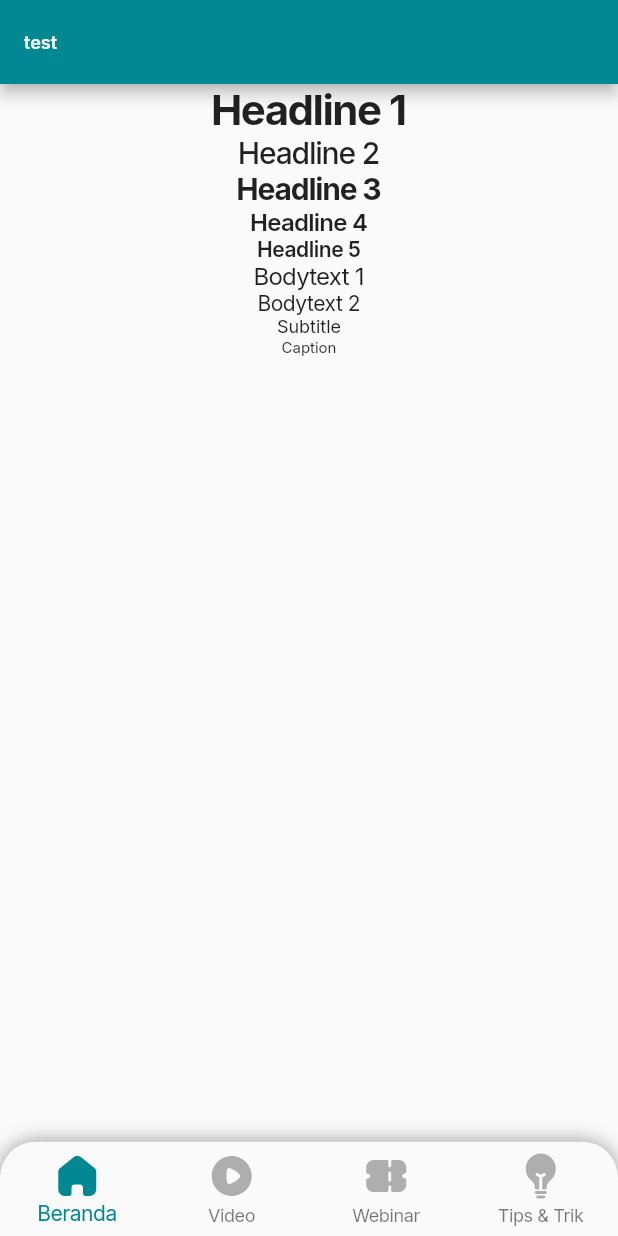
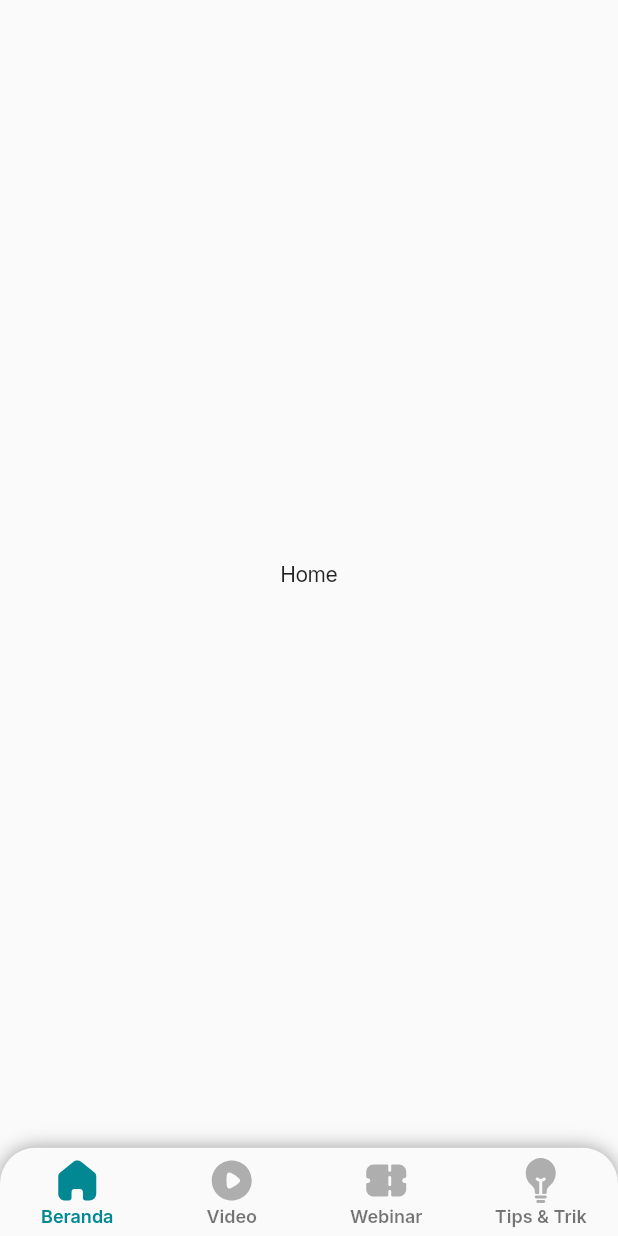
Before and after one commit to muhamadirwan99/UnityDisleksiaPlatform, a Flutter app: the screen it shows after launch, on a phone screen of 412 x 824 dp. Run offline on Flutter 3.47's test engine with Material 2 defaults, Android fonts, the light colour scheme and no system bars; our stand-ins replace flutter_svg, google_fonts.

Commit message:
Add home, webinar, tips, video blank page

```diff
--- /dev/null
+++ b/lib/pages/home_page.dart
@@ -0,0 +1,14 @@
+import 'package:flutter/material.dart';
+
+class HomePage extends StatelessWidget {
+  const HomePage({Key? key}) : super(key: key);
+
+  @override
+  Widget build(BuildContext context) {
+    return Scaffold(
+      body: Center(
+        child: Text("Home"),
+      ),
+    );
+  }
+}
--- a/lib/pages/menu_page.dart
+++ b/lib/pages/menu_page.dart
@@ -1,6 +1,10 @@
 import 'package:flutter/material.dart';
 import 'package:unity_disleksia_platform/common/style.dart';
 import 'package:flutter_svg/flutter_svg.dart';
+import 'package:unity_disleksia_platform/pages/home_page.dart';
+import 'package:unity_disleksia_platform/pages/tips_page.dart';
+import 'package:unity_disleksia_platform/pages/video_page.dart';
+import 'package:unity_disleksia_platform/pages/webinar_page.dart';
 
 class MenuPage extends StatefulWidget {
   static const routeName = '/menuPage';
@@ -12,53 +16,19 @@ class MenuPage extends StatefulWidget {
 
 class _MenuPageState extends State<MenuPage> {
   int currentIndex = 0;
+  final screens = [
+    HomePage(),
+    VideoPage(),
+    WebinarPage(),
+    TipsPage(),
+  ];
+
   @override
   Widget build(BuildContext context) {
     return Scaffold(
-      appBar: AppBar(
-        title: Text("test"),
-      ),
-      body: Center(
-        child: Column(
-          children: [
-            Text(
-              "Headline 1",
-              style: myTextTheme.headline1,
-            ),
-            Text(
-              "Headline 2",
-              style: myTextTheme.headline2,
-            ),
-            Text(
-              "Headline 3",
-              style: myTextTheme.headline3,
-            ),
-            Text(
-              "Headline 4",
-              style: myTextTheme.headline4,
-            ),
-            Text(
-              "Headline 5",
-              style: myTextTheme.headline5,
-            ),
-            Text(
-              "Bodytext 1",
-              style: myTextTheme.bodyText1,
-            ),
-            Text(
-              "Bodytext 2",
-              style: myTextTheme.bodyText2,
-            ),
-            Text(
-              "Subtitle",
-              style: myTextTheme.subtitle1,
-            ),
-            Text(
-              "Caption",
-              style: myTextTheme.caption,
-            ),
-          ],
-        ),
+      body: IndexedStack(
+        index: currentIndex,
+        children: screens,
       ),
       bottomNavigationBar: Container(
         decoration: const BoxDecoration(
@@ -77,8 +47,8 @@ class _MenuPageState extends State<MenuPage> {
             type: BottomNavigationBarType.fixed,
             currentIndex: currentIndex,
             onTap: (index) => setState(() => currentIndex = index),
-            selectedLabelStyle: myTextTheme.subtitle2,
-            unselectedLabelStyle: myTextTheme.subtitle2,
+            selectedLabelStyle: myTextTheme.headline6,
+            unselectedLabelStyle: myTextTheme.headline6,
             selectedItemColor: blue500,
             items: [
               BottomNavigationBarItem(
--- /dev/null
+++ b/lib/pages/tips_page.dart
@@ -0,0 +1,14 @@
+import 'package:flutter/material.dart';
+
+class TipsPage extends StatelessWidget {
+  const TipsPage({Key? key}) : super(key: key);
+
+  @override
+  Widget build(BuildContext context) {
+    return Scaffold(
+      body: Center(
+        child: Text("Tips"),
+      ),
+    );
+  }
+}
--- /dev/null
+++ b/lib/pages/video_page.dart
@@ -0,0 +1,14 @@
+import 'package:flutter/material.dart';
+
+class VideoPage extends StatelessWidget {
+  const VideoPage({Key? key}) : super(key: key);
+
+  @override
+  Widget build(BuildContext context) {
+    return Scaffold(
+      body: Center(
+        child: Text("Video"),
+      ),
+    );
+  }
+}
--- /dev/null
+++ b/lib/pages/webinar_page.dart
@@ -0,0 +1,14 @@
+import 'package:flutter/material.dart';
+
+class WebinarPage extends StatelessWidget {
+  const WebinarPage({Key? key}) : super(key: key);
+
+  @override
+  Widget build(BuildContext context) {
+    return Scaffold(
+      body: Center(
+        child: Text("Webinar"),
+      ),
+    );
+  }
+}
```
